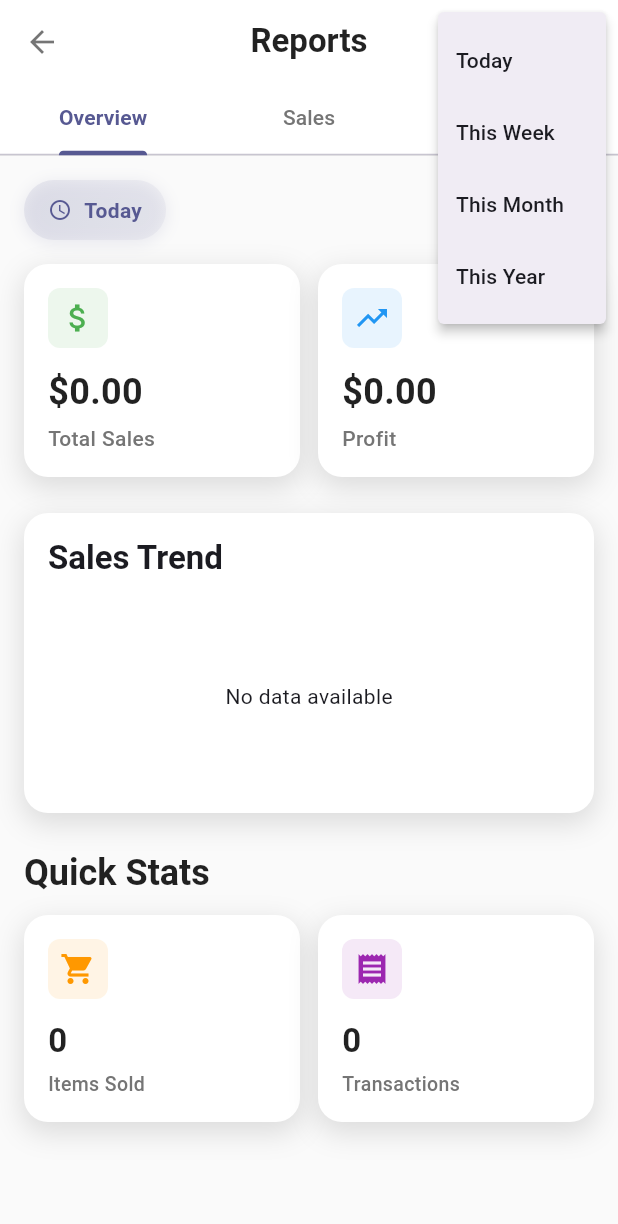
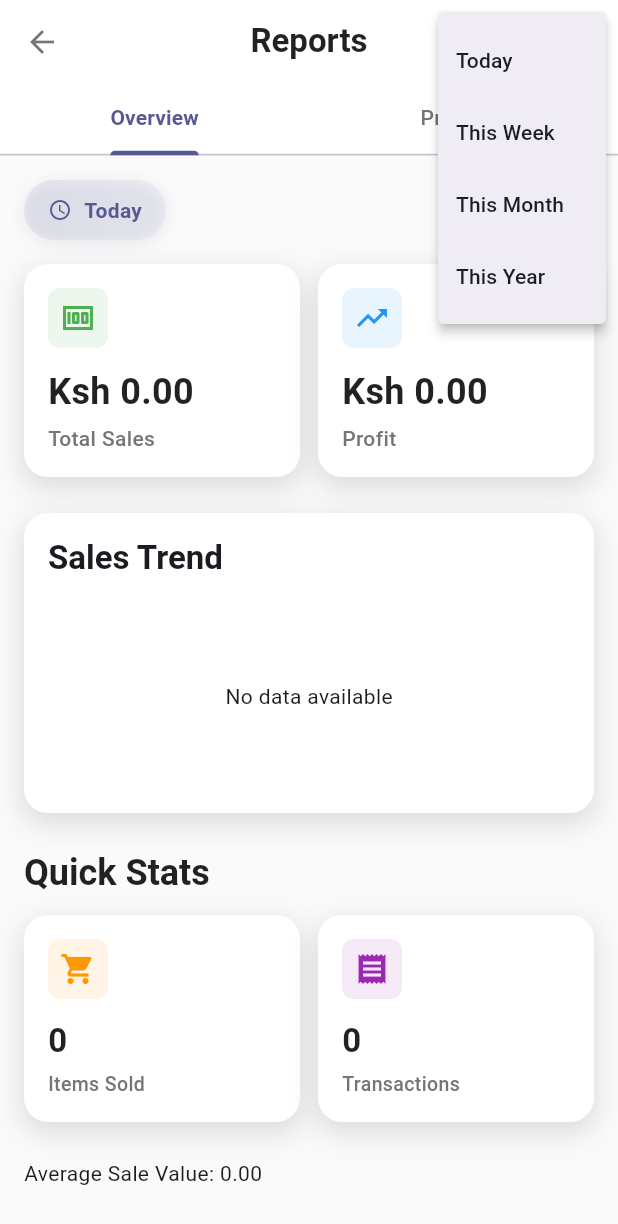
Before and after one commit to jude-craft/ShopMate, a Flutter app: the ReportsScreen screen opened directly, after a tap on the "date range" icon, on a phone screen of 412 x 824 dp. Shown: the top 1224 px of the screen. Run offline on Flutter 3.47's test engine with Material 3 defaults, Android fonts, the phone set to English and light mode, and no system bars; our stand-ins replace fl_chart, sqflite; accounts and stored records are empty.

Commit message:
updated reports screen

```diff
--- a/lib/src/features/screens/reports/model/report_model.dart
+++ b/lib/src/features/screens/reports/model/report_model.dart
@@ -52,7 +52,7 @@ class TransactionModel {
 class ProductPerformance {
   final int id;
   final String name;
-  final int unitsSold;
+  final num unitsSold;
   final double revenue;
   final double profit;
 
--- a/lib/src/features/screens/reports/provider/reports_provider.dart
+++ b/lib/src/features/screens/reports/provider/reports_provider.dart
@@ -1,9 +1,9 @@
 import 'package:flutter/material.dart';
-import '../../../backend/reports/reports_db.dart';
+import '../../sales/provider/sales_provider.dart';
+import '../../stock/provider/stock_provider.dart';
 import '../model/report_model.dart';
 
 class ReportProvider extends ChangeNotifier {
-  final ReportsDatabaseHelper _reportsDb = ReportsDatabaseHelper();
   bool _isLoading = false;
   String _currentPeriod = 'Today';
 
@@ -17,7 +17,6 @@ class ReportProvider extends ChangeNotifier {
 
   List<ChartData> _salesChartData = [];
   List<ChartData> _topProductsData = [];
-  List<TransactionModel> _recentTransactions = [];
   List<ProductPerformance> _topProducts = [];
 
   // Getters
@@ -25,13 +24,21 @@ class ReportProvider extends ChangeNotifier {
   double get totalSales => _totalSales;
   double get totalProfit => _totalProfit;
   int get totalTransactions => _totalTransactions;
-  int get totalItemsSold => _totalItemsSold;
+  num get totalItemsSold => _totalItemsSold;
   double get salesTrend => _salesTrend;
   double get profitTrend => _profitTrend;
   List<ChartData> get salesChartData => _salesChartData;
   List<ChartData> get topProductsData => _topProductsData;
-  List<TransactionModel> get recentTransactions => _recentTransactions;
   List<ProductPerformance> get topProducts => _topProducts;
+
+  // Providers (must be set from outside)
+  late SalesProvider salesProvider;
+  late StockProvider stockProvider;
+
+  void setProviders({required SalesProvider sales, required StockProvider stock}) {
+    salesProvider = sales;
+    stockProvider = stock;
+  }
 
   // Load all reports data
   Future<void> loadReports() async {
@@ -39,10 +46,9 @@ class ReportProvider extends ChangeNotifier {
     notifyListeners();
 
     try {
-      await _loadSummaryData();
-      await _loadChartData();
-      await _loadTransactions();
-      await _loadTopProducts();
+      _loadSummaryData();
+      _loadChartData();
+      _loadTopProducts();
     } catch (e) {
       print('Error loading reports: $e');
     } finally {
@@ -58,64 +64,216 @@ class ReportProvider extends ChangeNotifier {
   }
 
   // Load summary data based on current period
-  Future<void> _loadSummaryData() async {
-    try {
-      final reportSummary = await _reportsDb.getReportSummary(_currentPeriod);
+  void _loadSummaryData() {
+    dynamic sales = _getSalesForPeriod();
+    _totalSales = sales.fold(0.0, (sum, sale) => sum + (sale.price as double));
+    _totalTransactions = sales.length;
+    _totalItemsSold = sales.fold(0, (sum, sale) => sum + sale.quantity());
+    _totalProfit = _calculateTotalProfit(sales);
+    _salesTrend = _calculateSalesTrend(sales);
+    _profitTrend = _calculateProfitTrend(sales);
+  }
 
-      _totalSales = reportSummary.totalSales;
-      _totalProfit = reportSummary.totalProfit;
-      _totalTransactions = reportSummary.totalTransactions;
-      _totalItemsSold = reportSummary.totalItemsSold;
-      _salesTrend = reportSummary.salesTrend;
-      _profitTrend = reportSummary.profitTrend;
+  // Load chart data
+  void _loadChartData() {
+    _salesChartData = _generateSalesTrendChartData();
+    _topProductsData = _generateTopProductsChartData();
+  }
 
-    } catch (e) {
-      print('Error loading summary data: $e');
+  // Load top products
+  void _loadTopProducts() {
+    _topProducts = _generateProductPerformanceList();
+  }
+
+  // --- Helper Methods ---
+
+  List get _allSales => salesProvider.sales;
+
+  List get _allStocks => stockProvider.stocks;
+
+  // Get sales for the selected period
+  List _getSalesForPeriod() {
+    final now = DateTime.now();
+    switch (_currentPeriod) {
+      case 'Today':
+        return salesProvider.getSalesForDate(now);
+      case 'Week':
+      case 'This Week':
+        final start = now.subtract(Duration(days: now.weekday - 1));
+        final end = start.add(const Duration(days: 6));
+        return salesProvider.getSalesBetweenDates(start, end);
+      case 'Month':
+      case 'This Month':
+        return salesProvider.getSalesForMonth(now);
+      case 'Year':
+      case 'This Year':
+        return salesProvider.getSalesForYear(now);
+      default:
+        return salesProvider.getSalesForDate(now);
     }
   }
 
-  // Load chart data
-  Future<void> _loadChartData() async {
-    try {
-      _salesChartData = await _reportsDb.getSalesChartData(_currentPeriod);
-      _topProductsData = await _generateTopProductsChartData();
-    } catch (e) {
-      print('Error loading chart data: $e');
+  // Calculate total profit for a list of sales
+  double _calculateTotalProfit(List sales) {
+    double totalProfit = 0.0;
+    for (var sale in sales) {
+      final stock = stockProvider.getStockByName(sale.productName);
+      if (stock != null && stock.profitPerUnit != null) {
+        final profitPerUnit = stock.profitPerUnit;
+        totalProfit += profitPerUnit * sale.quantity;
+      } else {
+        totalProfit += sale.price * 0.3; // fallback margin
+      }
     }
+    return totalProfit;
   }
 
-  // Load recent transactions
-  Future<void> _loadTransactions() async {
-    try {
-      _recentTransactions = await _reportsDb.getRecentTransactions(limit: 10);
-    } catch (e) {
-      print('Error loading transactions: $e');
+  // Calculate sales trend (compare with previous period)
+  double _calculateSalesTrend(List sales) {
+    // For simplicity, compare with previous period of same length
+    final now = DateTime.now();
+    List prevSales = [];
+    switch (_currentPeriod) {
+      case 'Today':
+        prevSales = salesProvider.getSalesForDate(now.subtract(const Duration(days:1)));
+        break;
+      case 'Week':
+      case 'This Week':
+        final start = now.subtract(Duration(days: now.weekday - 1 + 7));
+        final end = start.add(const Duration(days: 6));
+        prevSales = salesProvider.getSalesBetweenDates(start, end);
+        break;
+      case 'Month':
+      case 'This Month':
+        final prevMonth = DateTime(now.year, now.month - 1, 1);
+        prevSales = salesProvider.getSalesForMonth(prevMonth);
+        break;
+      case 'Year':
+      case 'This Year':
+        final prevYear = DateTime(now.year - 1, 1, 1);
+        prevSales = salesProvider.getSalesForYear(prevYear);
+        break;
+      default:
+        prevSales = [];
     }
+    final currentTotal = sales.fold(0.0, (sum, sale) => sum + (sale.price as double));
+    final prevTotal = prevSales.fold(0.0, (sum, sale) => sum + (sale.price as double));
+    if (prevTotal == 0) return 0.0;
+    return ((currentTotal - prevTotal) / prevTotal) * 100;
   }
 
-  // Load top products
-  Future<void> _loadTopProducts() async {
-    try {
-      _topProducts = await _reportsDb.getTopProducts(_currentPeriod, limit: 10);
-    } catch (e) {
-      print('Error loading top products: $e');
+  // Calculate profit trend (compare with previous period)
+  double _calculateProfitTrend(List sales) {
+    final now = DateTime.now();
+    List prevSales = [];
+    switch (_currentPeriod) {
+      case 'Today':
+        prevSales = salesProvider.getSalesForDate(now.subtract(const Duration(days:1)));
+        break;
+      case 'Week':
+      case 'This Week':
+        final start = now.subtract(Duration(days: now.weekday - 1 + 7));
+        final end = start.add(const Duration(days: 6));
+        prevSales = salesProvider.getSalesBetweenDates(start, end);
+        break;
+      case 'Month':
+      case 'This Month':
+        final prevMonth = DateTime(now.year, now.month - 1, 1);
+        prevSales = salesProvider.getSalesForMonth(prevMonth);
+        break;
+      case 'Year':
+      case 'This Year':
+        final prevYear = DateTime(now.year - 1, 1, 1);
+        prevSales = salesProvider.getSalesForYear(prevYear);
+        break;
+      default:
+        prevSales = [];
     }
+    final currentProfit = _calculateTotalProfit(sales);
+    final prevProfit = _calculateTotalProfit(prevSales);
+    if (prevProfit == 0) return 0.0;
+    return ((currentProfit - prevProfit) / prevProfit) * 100;
+  }
+
+  // Generate sales trend chart data
+  List<ChartData> _generateSalesTrendChartData() {
+    final sales = _getSalesForPeriod();
+    Map<String, double> grouped = {};
+    if (_currentPeriod == 'Today') {
+      // Group by hour
+      for (var sale in sales) {
+        final hour = sale.dateTime.hour;
+        final label = '${hour.toString().padLeft(2, '0')}:00';
+        grouped[label] = (grouped[label] ?? 0) + (sale.price as double);
+      }
+    } else if (_currentPeriod.contains('Week')) {
+      // Group by day
+      for (var sale in sales) {
+        final weekday = sale.dateTime.weekday;
+        final label = ['Mon', 'Tue', 'Wed', 'Thu', 'Fri', 'Sat', 'Sun'][weekday - 1];
+        grouped[label] = (grouped[label] ?? 0) + (sale.price as double);
+      }
+    } else if (_currentPeriod.contains('Month')) {
+      // Group by day
+      for (var sale in sales) {
+        final day = sale.dateTime.day;
+        final label = day.toString();
+        grouped[label] = (grouped[label] ?? 0) + (sale.price as double);
+      }
+    } else if (_currentPeriod.contains('Year')) {
+      // Group by month
+      for (var sale in sales) {
+        final month = sale.dateTime.month;
+        final label = ['Jan', 'Feb', 'Mar', 'Apr', 'May', 'Jun', 'Jul', 'Aug', 'Sep', 'Oct', 'Nov', 'Dec'][month - 1];
+        grouped[label] = (grouped[label] ?? 0) + (sale.price as double);
+      }
+    }
+    return grouped.entries.map((e) => ChartData(label: e.key, value: e.value)).toList();
   }
 
   // Generate top products chart data
-  Future<List<ChartData>> _generateTopProductsChartData() async {
-    try {
-      final topProductsData = _topProducts.take(5).map((product) {
-        String label = product.name.length > 8
-            ? '${product.name.substring(0, 8)}...'
-            : product.name;
-        return ChartData(label: label, value: product.revenue);
-      }).toList();
+  List<ChartData> _generateTopProductsChartData() {
+    final sales = _getSalesForPeriod();
+    Map<String, double> productTotals = {};
+    for (var sale in sales) { // Assuming sale.price is double
+      productTotals[sale.productName] = (productTotals[sale.productName] ?? 0) + sale.price;
+    }
+    var sorted = productTotals.entries.toList()
+      ..sort((a, b) => b.value.compareTo(a.value));
+    return sorted.take(5).map((e) {
+      String label = e.key.length > 8 ? '${e.key.substring(0, 8)}...' : e.key;
+      return ChartData(label: label, value: e.value);
+    }).toList();
+  }
 
-      return topProductsData;
-    } catch (e) {
-      print('Error generating top products chart data: $e');
-      return [];
+  // Generate product performance list
+  List<ProductPerformance> _generateProductPerformanceList() {
+    final sales = _getSalesForPeriod();
+    Map<String, ProductPerformance> performance = {};
+    for (var sale in sales) { // Assuming sale.price is double
+      final stock = stockProvider.getStockByName(sale.productName);
+      final profit = stock != null && stock.profitPerUnit != null ? stock.profitPerUnit! * sale.quantity : (sale.price as double) * 0.3;
+      if (performance.containsKey(sale.productName)) {
+        final prev = performance[sale.productName]!;
+        performance[sale.productName] = ProductPerformance(
+          id: prev.id,
+          name: prev.name,
+          unitsSold: prev.unitsSold + sale.quantity.toInt(),
+          revenue: prev.revenue + (sale.price as double),
+          profit: prev.profit + profit,
+        );
+      } else {
+        performance[sale.productName] = ProductPerformance(
+          id: stock?.id ?? 0,
+          name: sale.productName,
+          unitsSold: sale.quantity.toInt(),
+          revenue: (sale.price as double),
+          profit: profit,
+        );
+      }
     }
+    var list = performance.values.toList();
+    list.sort((a, b) => b.revenue.compareTo(a.revenue));
+    return list;
   }
 }
--- a/lib/src/features/screens/reports/reports_screen.dart
+++ b/lib/src/features/screens/reports/reports_screen.dart
@@ -3,6 +3,8 @@ import 'package:provider/provider.dart';
 
 import '../../providers/theme_provider.dart';
 import 'provider/reports_provider.dart';
+import '../sales/provider/sales_provider.dart';
+import '../stock/provider/stock_provider.dart';
 import 'widgets/report_card.dart';
 import 'widgets/report_chart.dart';
 
@@ -23,7 +25,11 @@ class _ReportsScreenState extends State<ReportsScreen>
     super.initState();
     _tabController = TabController(length: 3, vsync: this);
     WidgetsBinding.instance.addPostFrameCallback((_) {
-      context.read<ReportProvider>().loadReports();
+      final reportProvider = context.read<ReportProvider>();
+      final salesProvider = context.read<SalesProvider>();
+      final stockProvider = context.read<StockProvider>();
+      reportProvider.setProviders(sales: salesProvider, stock: stockProvider);
+      reportProvider.loadReports();
     });
   }
 
@@ -63,7 +69,8 @@ class _ReportsScreenState extends State<ReportsScreen>
               setState(() {
                 selectedPeriod = value;
               });
-              context.read<ReportProvider>().filterByPeriod(value);
+              final reportProvider = context.read<ReportProvider>();
+              reportProvider.filterByPeriod(value);
             },
             itemBuilder: (context) => [
               const PopupMenuItem(value: 'Today', child: Text('Today')),
@@ -99,7 +106,6 @@ class _ReportsScreenState extends State<ReportsScreen>
               ),
               tabs: const [
                 Tab(text: 'Overview'),
-                Tab(text: 'Sales'),
                 Tab(text: 'Products'),
               ],
             ),
@@ -120,7 +126,6 @@ class _ReportsScreenState extends State<ReportsScreen>
             controller: _tabController,
             children: [
               _buildOverviewTab(context, reportProvider),
-              _buildSalesTab(context, reportProvider),
               _buildProductsTab(context, reportProvider),
             ],
           );
@@ -145,23 +150,8 @@ class _ReportsScreenState extends State<ReportsScreen>
             _buildSalesChart(provider),
             const SizedBox(height: 24),
             _buildQuickStats(provider),
-          ],
-        ),
-      ),
-    );
-  }
-
-  Widget _buildSalesTab(BuildContext context, ReportProvider provider) {
-    return RefreshIndicator(
-      onRefresh: () => provider.loadReports(),
-      child: SingleChildScrollView(
-        physics: const AlwaysScrollableScrollPhysics(),
-        padding: const EdgeInsets.all(16),
-        child: Column(
-          children: [
-            _buildSalesChart(provider, showDetailed: true),
-            const SizedBox(height: 16),
-            _buildSalesTransactionsList(provider),
+            const SizedBox(height: 24),
+            _buildExtraOverviewStats(provider),
           ],
         ),
       ),
@@ -179,6 +169,8 @@ class _ReportsScreenState extends State<ReportsScreen>
             _buildTopProductsChart(provider),
             const SizedBox(height: 16),
             _buildProductPerformanceList(provider),
+            const SizedBox(height: 16),
+            _buildProductExtraStats(provider),
           ],
         ),
       ),
@@ -245,8 +237,8 @@ class _ReportsScreenState extends State<ReportsScreen>
         Expanded(
           child: ReportCard(
             title: 'Total Sales',
-            value: '\$${provider.totalSales.toStringAsFixed(2)}',
-            icon: Icons.attach_money,
+            value: '\Ksh ${provider.totalSales.toStringAsFixed(2)}',
+            icon: Icons.money,
             color: Colors.green,
             trend: provider.salesTrend,
           ),
@@ -255,7 +247,7 @@ class _ReportsScreenState extends State<ReportsScreen>
         Expanded(
           child: ReportCard(
             title: 'Profit',
-            value: '\$${provider.totalProfit.toStringAsFixed(2)}',
+            value: '\Ksh ${provider.totalProfit.toStringAsFixed(2)}',
             icon: Icons.trending_up,
             color: Colors.blue,
             trend: provider.profitTrend,
@@ -432,122 +424,6 @@ class _ReportsScreenState extends State<ReportsScreen>
     );
   }
 
-  Widget _buildSalesTransactionsList(ReportProvider provider) {
-    final isDark = context.watch<ThemeProvider>().isDarkMode;
-
-    return Container(
-      decoration: BoxDecoration(
-        color: isDark ? const Color(0xFF1E1E1E) : Colors.white,
-        borderRadius: BorderRadius.circular(16),
-        boxShadow: [
-          BoxShadow(
-            color: isDark
-                ? Colors.black.withOpacity(0.6)
-                : Colors.black.withOpacity(0.12),
-            blurRadius: isDark ? 20 : 15,
-            offset: const Offset(0, 6),
-            spreadRadius: isDark ? 3 : 1,
-          ),
-          if (isDark)
-            BoxShadow(
-              color: Colors.black.withOpacity(0.3),
-              blurRadius: 8,
-              offset: const Offset(0, 2),
-              spreadRadius: 0,
-            ),
-        ],
-      ),
-      child: Column(
-        crossAxisAlignment: CrossAxisAlignment.start,
-        children: [
-          Padding(
-            padding: const EdgeInsets.all(20),
-            child: Row(
-              children: [
-                Container(
-                  padding: const EdgeInsets.all(8),
-                  decoration: BoxDecoration(
-                    color: Colors.green.withOpacity(isDark ? 0.2 : 0.1),
-                    borderRadius: BorderRadius.circular(8),
-                  ),
-                  child: const Icon(
-                    Icons.receipt_long,
-                    color: Colors.green,
-                    size: 20,
-                  ),
-                ),
-                const SizedBox(width: 12),
-                Text(
-                  'Recent Transactions',
-                  style: TextStyle(
-                    fontSize: 18,
-                    fontWeight: FontWeight.bold,
-                    color: isDark ? Colors.white : Colors.black87,
-                  ),
-                ),
-              ],
-            ),
-          ),
-          ListView.separated(
-            shrinkWrap: true,
-            physics: const NeverScrollableScrollPhysics(),
-            itemCount: provider.recentTransactions.length,
-            separatorBuilder: (context, index) => Divider(
-              height: 1,
-              indent: 72,
-              color: isDark ? Colors.grey[800] : Colors.grey[200],
-            ),
-            itemBuilder: (context, index) {
-              final transaction = provider.recentTransactions[index];
-              return ListTile(
-                contentPadding: const EdgeInsets.symmetric(
-                  horizontal: 20,
-                  vertical: 8,
-                ),
-                leading: CircleAvatar(
-                  backgroundColor: Colors.green.withOpacity(isDark ? 0.2 : 0.1),
-                  child: const Icon(Icons.shopping_bag, color: Colors.green),
-                ),
-                title: Text(
-                  'Sale #${transaction.id}',
-                  style: TextStyle(
-                    fontWeight: FontWeight.w600,
-                    color: isDark ? Colors.white : Colors.black87,
-                  ),
-                ),
-                subtitle: Text(
-                  transaction.date,
-                  style: TextStyle(
-                    color: isDark ? Colors.grey[400] : Colors.grey[600],
-                  ),
-                ),
-                trailing: Container(
-                  padding: const EdgeInsets.symmetric(
-                    horizontal: 12,
-                    vertical: 6,
-                  ),
-                  decoration: BoxDecoration(
-                    color: Colors.green.withOpacity(0.1),
-                    borderRadius: BorderRadius.circular(16),
-                  ),
-                  child: Text(
-                    '\$${transaction.amount.toStringAsFixed(2)}',
-                    style: const TextStyle(
-                      fontWeight: FontWeight.bold,
-                      color: Colors.green,
-                      fontSize: 14,
-                    ),
-                  ),
-                ),
-              );
-            },
-          ),
-          const SizedBox(height: 8),
-        ],
-      ),
-    );
-  }
-
   Widget _buildProductPerformanceList(ReportProvider provider) {
     final isDark = context.watch<ThemeProvider>().isDarkMode;
     final theme = Theme.of(context);
@@ -685,4 +561,74 @@ class _ReportsScreenState extends State<ReportsScreen>
       ),
     );
   }
+
+  Widget _buildExtraOverviewStats(ReportProvider provider) {
+    final bestDay = provider.salesChartData.isNotEmpty
+        ? provider.salesChartData.reduce((a, b) => a.value > b.value ? a : b)
+        : null;
+    final avgSale = provider.totalTransactions > 0
+        ? (provider.totalSales / provider.totalTransactions)
+        : 0.0;
+    final mostProfitable = provider.topProducts.isNotEmpty
+        ? provider.topProducts.reduce((a, b) => a.profit > b.profit ? a : b)
+        : null;
+    return Column(
+      crossAxisAlignment: CrossAxisAlignment.start,
+      children: [
+        if (bestDay != null)
+          Padding(
+            padding: const EdgeInsets.only(bottom: 8),
+            child: Text('Best ${selectedPeriod == 'Today' ? 'Hour' : selectedPeriod}: ${bestDay.label} (${bestDay.value.toStringAsFixed(2)})',
+                style: const TextStyle(fontWeight: FontWeight.w600)),
+          ),
+        Text('Average Sale Value: ${avgSale.toStringAsFixed(2)}'),
+        if (mostProfitable != null)
+          Padding(
+            padding: const EdgeInsets.only(top: 8),
+            child: Text('Most Profitable Product: ${mostProfitable.name} (${mostProfitable.profit.toStringAsFixed(2)})'),
+          ),
+      ],
+    );
+  }
+
+  Widget _buildSalesExtraStats(ReportProvider provider) {
+    final lowStockTopSellers = provider.topProducts
+        .where((p) => p.unitsSold > 0 && p.unitsSold >= 5 && p.profit > 0 && p.revenue > 0)
+        .take(3)
+        .toList();
+    return Column(
+      crossAxisAlignment: CrossAxisAlignment.start,
+      children: [
+        if (lowStockTopSellers.isNotEmpty)
+          Padding(
+            padding: const EdgeInsets.only(bottom: 8),
+            child: Text('Top Sellers (Check Stock!): ' +
+                lowStockTopSellers.map((p) => p.name).join(', '),
+                style: const TextStyle(color: Colors.orange, fontWeight: FontWeight.w600)),
+          ),
+        ElevatedButton.icon(
+          onPressed: () {
+            ScaffoldMessenger.of(context).showSnackBar(
+              const SnackBar(content: Text('Export feature coming soon!')),
+            );
+          },
+          icon: const Icon(Icons.file_download),
+          label: const Text('Export Report'),
+        ),
+      ],
+    );
+  }
+
+  Widget _buildProductExtraStats(ReportProvider provider) {
+    final mostSold = provider.topProducts.isNotEmpty
+        ? provider.topProducts.first
+        : null;
+    return Column(
+      crossAxisAlignment: CrossAxisAlignment.start,
+      children: [
+        if (mostSold != null)
+          Text('Most Sold Product: ${mostSold.name} (${mostSold.unitsSold} units)'),
+      ],
+    );
+  }
 }
--- a/lib/src/features/screens/sales/screen/all_sales_screen.dart
+++ b/lib/src/features/screens/sales/screen/all_sales_screen.dart
@@ -79,7 +79,6 @@ class _AllSalesScreenState extends State<AllSalesScreen>
   }
 
   Widget _buildDateHeader(ThemeProvider themeProvider) {
-    final isDark = themeProvider.isDarkMode;
     final isToday = DateUtils.isSameDay(selectedDate, DateTime.now());
 
     return Container(
--- a/lib/src/features/screens/sales/sell_screen.dart
+++ b/lib/src/features/screens/sales/sell_screen.dart
@@ -247,7 +247,6 @@ class _SalesScreenState extends State<SalesScreen> {
 
                       const SizedBox(height: 16),
 
-                      // Stock Information Display
                       Consumer<StockProvider>(
                         builder: (context, stockProvider, child) {
                           final stock = stockProvider.getStockByName(_productController.text);
--- a/lib/src/features/screens/stock/widgets/stock_card.dart
+++ b/lib/src/features/screens/stock/widgets/stock_card.dart
@@ -139,7 +139,7 @@ class StockCard extends StatelessWidget {
                   Expanded(
                     child: _buildInfoItem(
                       'Buy Price',
-                      '\$${stock.buyingPrice.toStringAsFixed(2)}',
+                      '\Ksh ${stock.buyingPrice.toStringAsFixed(2)}',
                       Icons.money,
                       Colors.orange,
                       isDark,
@@ -148,7 +148,7 @@ class StockCard extends StatelessWidget {
                   Expanded(
                     child: _buildInfoItem(
                       'Sell Price',
-                      '\$${stock.sellingPrice.toStringAsFixed(2)}',
+                      '\Ksh ${stock.sellingPrice.toStringAsFixed(2)}',
                       Icons.money,
                       Colors.blue,
                       isDark,
@@ -167,7 +167,7 @@ class StockCard extends StatelessWidget {
                       crossAxisAlignment: CrossAxisAlignment.start,
                       children: [
                         Text(
-                          'Total Profit: \$${stock.totalProfit.toStringAsFixed(2)}',
+                          'Total Profit: \Ksh ${stock.totalProfit.toStringAsFixed(2)}',
                           style: TextStyle(
                             fontSize: 14,
                             fontWeight: FontWeight.w600,
@@ -175,7 +175,7 @@ class StockCard extends StatelessWidget {
                           ),
                         ),
                         Text(
-                          'Per Unit: \$${stock.profitPerUnit.toStringAsFixed(2)}',
+                          'Per Unit: \Ksh ${stock.profitPerUnit.toStringAsFixed(2)}',
                           style: TextStyle(
                             fontSize: 12,
                             color: isDark ? Colors.white70 : Colors.black54,
```
